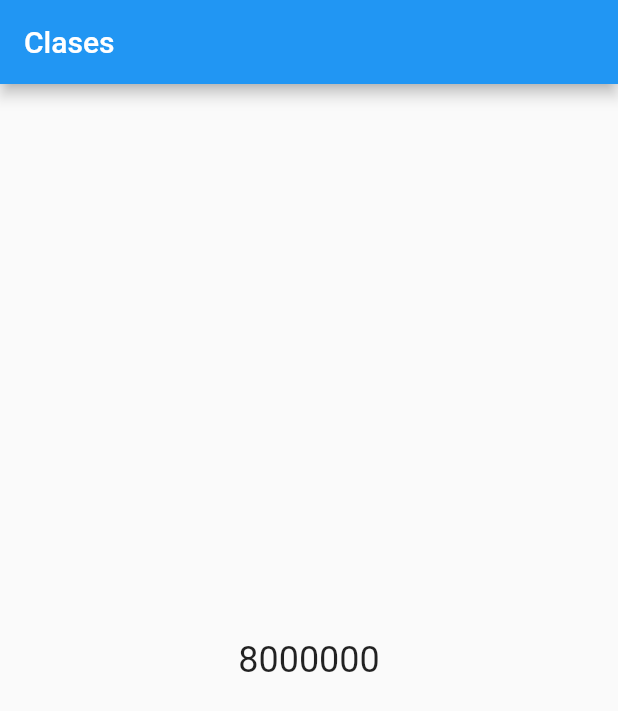
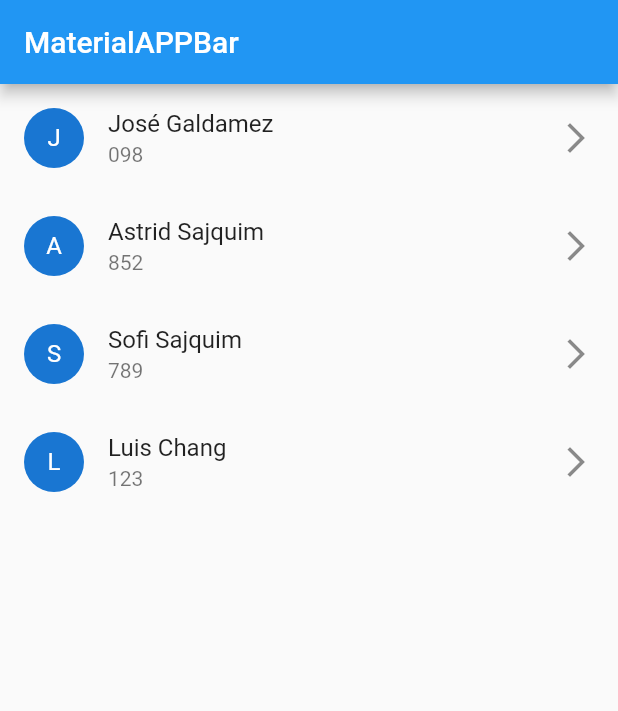
Before and after one commit to AstridSajquim/aprendiendo-flutter, a Flutter app: the screen it shows after launch, on a phone screen of 412 x 824 dp. Shown: the top 711 px of the screen. Run offline on Flutter 3.47's test engine with Material 2 defaults, Android fonts, the phone set to English and light mode, and no system bars.

Commit message:
listas para consumir apirest

```diff
--- a/myapp/lib/main.dart
+++ b/myapp/lib/main.dart
@@ -8,45 +8,77 @@ class MiApp extends StatefulWidget {
 }
 
 class _MiApp extends State<MiApp> {
-  Empresa _facebook = new Empresa("facebook", "Mark", 10000);
-  Empresa _google = new Empresa("google", "Larry", 8000000);
-
-  @override
-  void initState() {
-    super.initState();
-    print(_facebook.nombre);
-    print(_facebook.propietario);
-    print(_facebook.ingresoAnual);
-  }
+  List<Person> _persons = [
+    Person("José", "Galdamez", "098"),
+    Person("Astrid", "Sajquim", "852"),
+    Person("Sofi", "Sajquim", "789"),
+    Person("Luis", "Chang", "123")
+  ];
 
   @override
   Widget build(BuildContext context) {
-    return Container(
-      child: MaterialApp(
-        title: "Clases",
-        home: Scaffold(
+    return MaterialApp(
+      title: "MaterialAPP",
+      home: Scaffold(
           appBar: AppBar(
-            title: Text("Clases"),
+            title: Text("MaterialAPPBar"),
           ),
-          body: Center(
-              child: Text(
-            _google.ingresoAnual.toString(),
-            style: TextStyle(fontSize: 24),
-          )),
-        ),
-      ),
+          body: ListView.builder(
+              itemCount: _persons.length,
+              itemBuilder: (context, index) {
+                return ListTile(
+                  onLongPress: () {
+                    this._deletePerson(context, _persons[index]);
+                  },
+                  title: Text(
+                      _persons[index].name + " " + _persons[index].lastname),
+                  subtitle: Text(_persons[index].phone),
+                  leading: CircleAvatar(
+                    child: Text(_persons[index].name.substring(0, 1)),
+                  ),
+                  trailing: Icon(Icons.arrow_forward_ios),
+                );
+              })),
     );
+  }
+
+  _deletePerson(context, Person person) {
+    showDialog(
+        context: context,
+        builder: (_) => AlertDialog(
+              title: Text("Delete contact"),
+              content: Text("Confirm delete: " + person.name),
+              actions: [
+                FlatButton(
+                    onPressed: () {
+                      Navigator.pop(context);
+                    },
+                    child: Text("cancel")),
+                FlatButton(
+                    onPressed: () {
+                      print(person.name);
+                      this.setState(() {
+                        this._persons.remove(person);
+                      });
+                      Navigator.pop(context);
+                    },
+                    child: Text(
+                      "delete",
+                      style: TextStyle(color: Colors.red),
+                    )),
+              ],
+            ));
   }
 }
 
-class Empresa {
-  String nombre;
-  String propietario;
-  int ingresoAnual;
+class Person {
+  String name;
+  String lastname;
+  String phone;
 
-  Empresa(String nombre, String propietario, int ingreso) {
-    this.nombre = nombre;
-    this.propietario = propietario;
-    this.ingresoAnual = ingreso;
+  Person(String name, String lastname, String phone) {
+    this.name = name;
+    this.lastname = lastname;
+    this.phone = phone;
   }
 }
```
